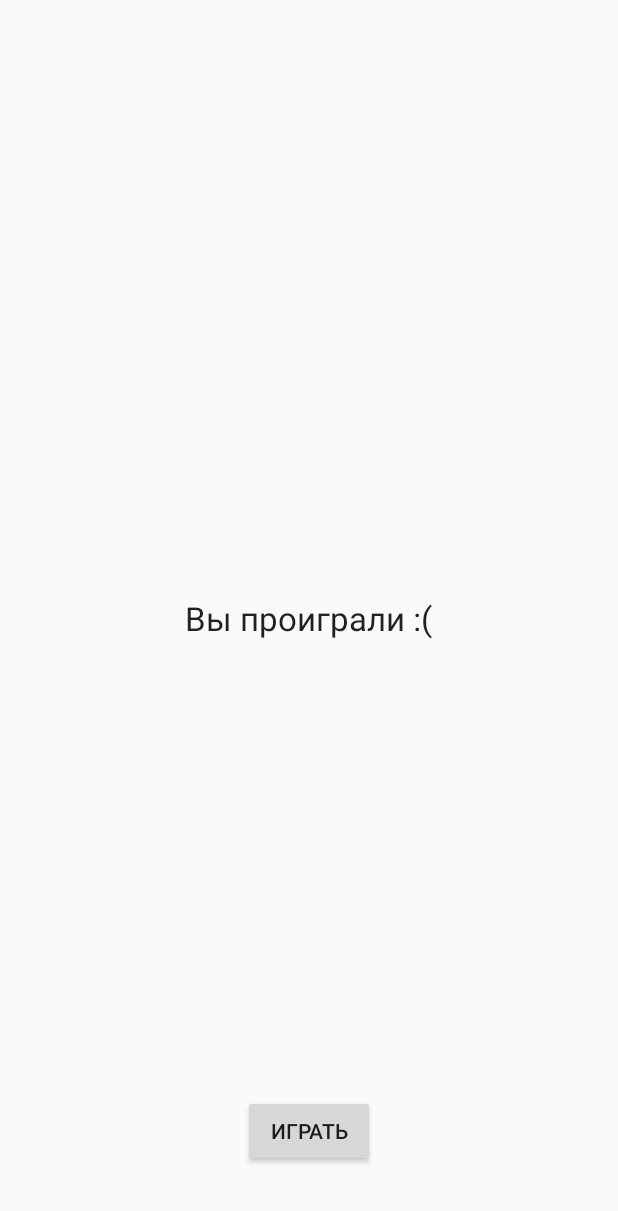
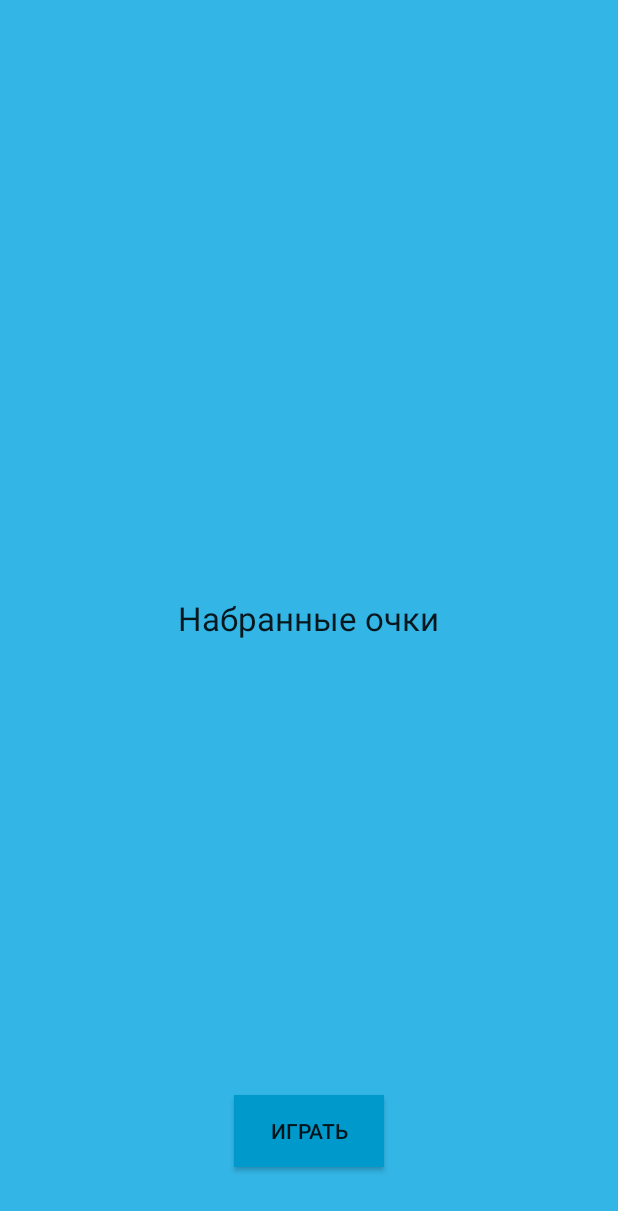
Before and after one commit to nikolaevd/Snake, an Android app: the layout activity_lose.xml on its own in the app's theme, with its tools: preview values and no code run, on a phone screen of 412 x 824 dp. Shown: the top 1211 px of the screen. Run offline under Robolectric (Android 15) with nearby library versions, the phone set to English and light mode, and no system bars.

Commit message:
current snapshot

```diff
--- a/app/src/main/java/com/snake/GameSurface.java
+++ b/app/src/main/java/com/snake/GameSurface.java
@@ -12,7 +12,7 @@ public class GameSurface extends SurfaceView {
 
     Game game;
     Bitmap head, till, body, bg, fruit;
-    String someText = "123";
+    String someText = "012345";
     float x, y;
 
     public void setXY(float x, float y){
@@ -27,7 +27,7 @@ public class GameSurface extends SurfaceView {
         head = BitmapFactory.decodeResource(context.getResources(), R.drawable.head);
         till = BitmapFactory.decodeResource(context.getResources(), R.drawable.till);
         body = BitmapFactory.decodeResource(context.getResources(), R.drawable.body);
-        bg = BitmapFactory.decodeResource(context.getResources(), R.drawable.bg);
+        bg = BitmapFactory.decodeResource(context.getResources(), R.drawable.back_ground);
         fruit = BitmapFactory.decodeResource(context.getResources(), R.drawable.fruit);
     }
 
--- a/app/src/main/java/com/snake/MainActivity.java
+++ b/app/src/main/java/com/snake/MainActivity.java
@@ -44,8 +44,8 @@ public class MainActivity extends ActionBarActivity implements OnClickListener{
     @Override
     public void onClick(View v) {
         Intent intent = new Intent(this, com.snake.GameActivity.class);
-        GAME_MODE=0;
-        GAME_SCORE=0;
+        GAME_MODE = 0;
+        GAME_SCORE = 0;
         this.startActivity(intent);
     }
 }
--- a/app/src/main/res/layout/activity_lose.xml
+++ b/app/src/main/res/layout/activity_lose.xml
@@ -1,22 +1,24 @@
 <?xml version="1.0" encoding="utf-8"?>
 <RelativeLayout xmlns:android="http://schemas.android.com/apk/res/android"
-    android:layout_width="match_parent" android:layout_height="match_parent">
+    android:layout_width="match_parent" android:layout_height="match_parent"
+    android:background="@android:color/holo_blue_light">
 
     <TextView
         android:layout_width="wrap_content"
         android:layout_height="wrap_content"
         android:textAppearance="?android:attr/textAppearanceLarge"
-        android:text="Вы проиграли :("
+        android:text="@string/scroes"
         android:id="@+id/textView"
         android:layout_centerVertical="true"
         android:layout_centerHorizontal="true" />
 
     <Button
-        android:layout_width="wrap_content"
+        android:layout_width="100dp"
         android:layout_height="wrap_content"
         android:text="@string/start_button"
         android:id="@+id/button1"
         android:layout_alignParentBottom="true"
         android:layout_centerHorizontal="true"
-        android:layout_marginBottom="46dp" />
+        android:layout_marginBottom="46dp"
+        android:background="@android:color/holo_blue_dark" />
 </RelativeLayout>
--- a/app/src/main/res/values/strings.xml
+++ b/app/src/main/res/values/strings.xml
@@ -1,5 +1,5 @@
 <resources>
     <string name="app_name">Snake</string>
     <string name="start_button">Играть</string>
-    <string name="lose">Вы проиграли</string>
+    <string name="scroes">Набранные очки</string>
 </resources>
```
Also changed, not shown: app/src/main/java/com/snake/GameActivity.java (+12 -19 lines), app/src/main/res/layout/activity_main.xml (+5 -3 lines), app/src/main/res/drawable/back_ground.png (renamed from app/src/main/res/drawable/bg.png).
